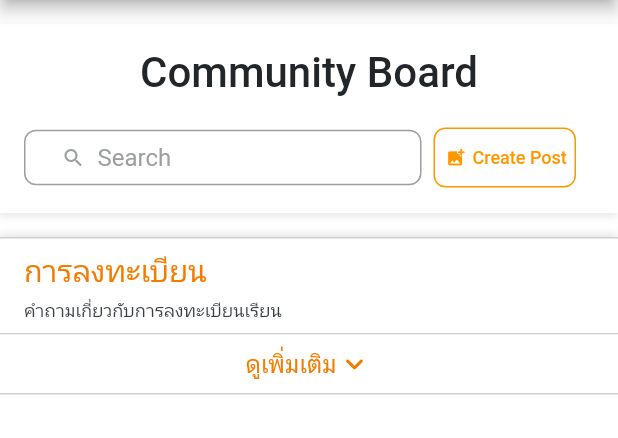
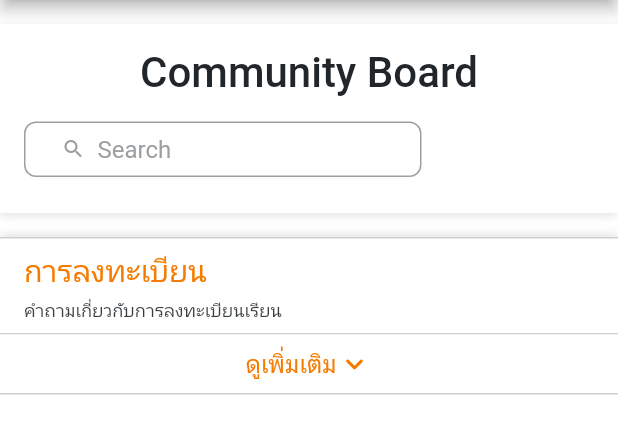
Before and after one commit to NuttakitT/senior_project, a Flutter app: the screen it shows after launch, on a phone screen of 412 x 824 dp, the part 135-573 px from its top. Run offline on Flutter 3.47's test engine with Material 2 defaults, Android fonts, the phone set to English and light mode, and no system bars; our stand-ins replace cloud_firestore, firebase_auth, firebase_core, firebase_storage, flutter_switch, image_picker and 2 more; missing offline and left inert: algolia, algolia_helper_flutter, dart:html; accounts and stored records are empty; statements that could not run were skipped.

Commit message:
check login to create post button and clear unuse

```diff
--- a/lib/community_board/view/desktop/page/template_community_board.dart
+++ b/lib/community_board/view/desktop/page/template_community_board.dart
@@ -1,7 +1,5 @@
 import 'package:flutter/material.dart';
 import 'package:senior_project/community_board/view/desktop/widget/community_board_content.dart';
-import 'package:senior_project/community_board/view/desktop/widget/create_post.dart';
-import 'package:senior_project/community_board/view/desktop/widget/in_detail_content.dart';
 
 import '../../../../core/template/template_desktop/view/page/template_desktop.dart';
 
--- a/lib/community_board/view/desktop/widget/create_post.dart
+++ b/lib/community_board/view/desktop/widget/create_post.dart
@@ -1,6 +1,4 @@
 // ignore_for_file: use_build_context_synchronously
-
-import 'dart:ui';
 
 import 'package:flutter/material.dart';
 import 'package:multi_select_flutter/multi_select_flutter.dart';
@@ -8,7 +6,6 @@ import 'package:senior_project/assets/color_constant.dart';
 import 'package:provider/provider.dart';
 import 'package:senior_project/community_board/model/community_board_model.dart';
 import 'package:senior_project/community_board/view/desktop/page/template_community_board.dart';
-import 'package:senior_project/community_board/view/mobile/widget/create_post_mobile.dart';
 import 'package:senior_project/community_board/view_model/community_board_view_model.dart';
 import 'package:uuid/uuid.dart';
 
--- a/lib/community_board/view/mobile/widget/community_board_home_mobile.dart
+++ b/lib/community_board/view/mobile/widget/community_board_home_mobile.dart
@@ -1,5 +1,7 @@
 import 'package:flutter/material.dart';
+import 'package:provider/provider.dart';
 import 'package:senior_project/assets/color_constant.dart';
+import 'package:senior_project/core/view_model/app_view_model.dart';
 
 class CommunityBoardHomeMobile extends StatefulWidget {
   const CommunityBoardHomeMobile({super.key});
@@ -75,7 +77,13 @@ class _CommunityBoardHomeMobileState extends State<CommunityBoardHomeMobile> {
                           ),
                         ),
                       ),
-                      TextButton(
+                      Builder(
+                        builder: (context) {
+                          bool isLogin = context.watch<AppViewModel>().isLogin;
+                          if (!isLogin) {
+                            return Container();
+                          }
+                          return TextButton(
                             onPressed: () {},
                             style: TextButton.styleFrom(
                                 shape: RoundedRectangleBorder(
@@ -101,6 +109,8 @@ class _CommunityBoardHomeMobileState extends State<CommunityBoardHomeMobile> {
                                 Text("Create Post"),
                               ],
                             ),
+                          );
+                        }
                       ),
                     ],
                   ),
```
Also changed, not shown: lib/community_board/view/desktop/widget/community_board_content.dart (+10 -1 lines), lib/community_board/view_model/community_board_view_model.dart (+2 -20 lines). Lines whose indentation alone changed are shown as unchanged.
